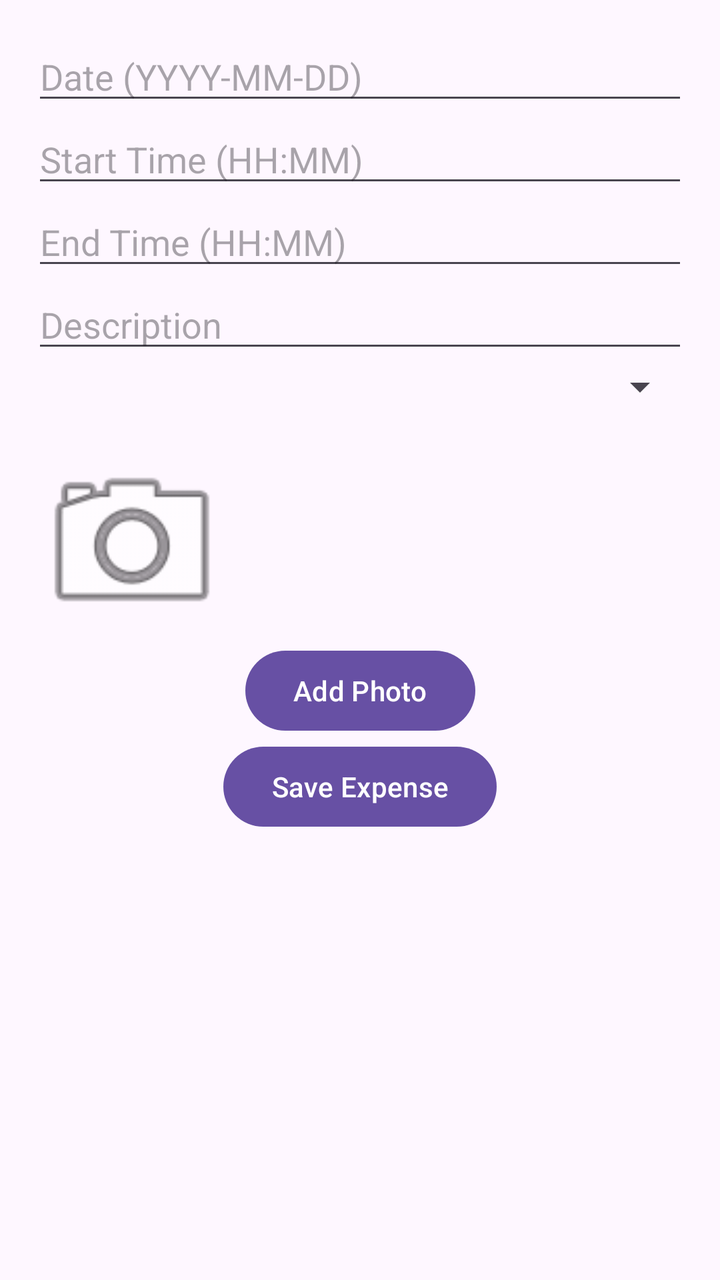
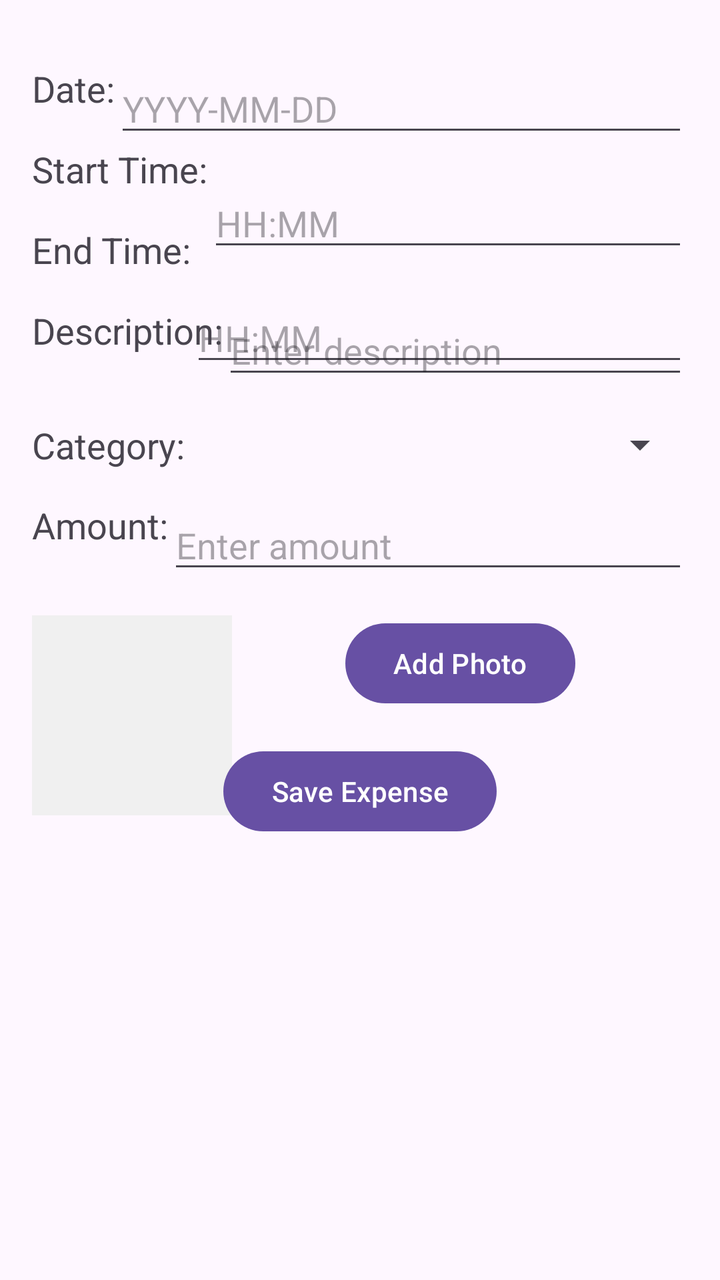

Two renders of the same Android screen: before a commit and after it. Below are the layout's source before the change and the commit's diff.
<!-- AndroidManifest.xml: application theme Theme.SmartSpend -->
<!-- res/layout/fragment_expense_entry.xml -->
<androidx.constraintlayout.widget.ConstraintLayout
    xmlns:android="http://schemas.android.com/apk/res/android"
    xmlns:app="http://schemas.android.com/apk/res-auto"
    android:layout_width="match_parent"
    android:layout_height="match_parent"
    android:padding="16dp">

    <EditText
        android:id="@+id/dateEditText"
        android:layout_width="0dp"
        android:layout_height="wrap_content"
        android:hint="Date (YYYY-MM-DD)"
        android:inputType="date"
        app:layout_constraintTop_toTopOf="parent"
        app:layout_constraintStart_toStartOf="parent"
        app:layout_constraintEnd_toEndOf="parent" />

    <EditText
        android:id="@+id/startTimeEditText"
        android:layout_width="0dp"
        android:layout_height="wrap_content"
        android:hint="Start Time (HH:MM)"
        android:inputType="time"
        app:layout_constraintTop_toBottomOf="@id/dateEditText"
        app:layout_constraintStart_toStartOf="parent"
        app:layout_constraintEnd_toEndOf="parent" />

    <EditText
        android:id="@+id/endTimeEditText"
        android:layout_width="0dp"
        android:layout_height="wrap_content"
        android:hint="End Time (HH:MM)"
        android:inputType="time"
        app:layout_constraintTop_toBottomOf="@id/startTimeEditText"
        app:layout_constraintStart_toStartOf="parent"
        app:layout_constraintEnd_toEndOf="parent" />

    <EditText
        android:id="@+id/descriptionEditText"
        android:layout_width="0dp"
        android:layout_height="wrap_content"
        android:hint="Description"
        android:inputType="textMultiLine"
        app:layout_constraintTop_toBottomOf="@id/endTimeEditText"
        app:layout_constraintStart_toStartOf="parent"
        app:layout_constraintEnd_toEndOf="parent" />

    <Spinner
        android:id="@+id/categorySpinner"
        android:layout_width="0dp"
        android:layout_height="wrap_content"
        app:layout_constraintTop_toBottomOf="@id/descriptionEditText"
        app:layout_constraintStart_toStartOf="parent"
        app:layout_constraintEnd_toEndOf="parent" />

    <ImageView
        android:id="@+id/photoImageView"
        android:layout_width="100dp"
        android:layout_height="100dp"
        android:src="@android:drawable/ic_menu_camera"
    app:layout_constraintTop_toBottomOf="@id/categorySpinner"
    app:layout_constraintStart_toStartOf="parent"
    android:layout_marginTop="16dp"/>

    <Button
        android:id="@+id/addPhotoButton"
        android:layout_width="wrap_content"
        android:layout_height="wrap_content"
        android:text="Add Photo"
        app:layout_constraintTop_toBottomOf="@id/photoImageView"
        app:layout_constraintStart_toStartOf="parent"
        app:layout_constraintEnd_toEndOf="parent" />

    <Button
        android:id="@+id/saveExpenseButton"
        android:layout_width="wrap_content"
        android:layout_height="wrap_content"
        android:text="Save Expense"
        app:layout_constraintTop_toBottomOf="@id/addPhotoButton"
        app:layout_constraintStart_toStartOf="parent"
        app:layout_constraintEnd_toEndOf="parent" />

</androidx.constraintlayout.widget.ConstraintLayout>
<!-- resources referenced by this layout -->
<resources>
  <style name="Theme.SmartSpend" parent="Base.Theme.SmartSpend" />
  <style name="Base.Theme.SmartSpend" parent="Theme.Material3.DayNight.NoActionBar">
          
          
      </style>
</resources>

<!-- the commit's change to res/layout/fragment_expense_entry.xml (unified diff, before → after) -->
@@ -1,3 +1,4 @@
+<?xml version="1.0" encoding="utf-8"?>
 <androidx.constraintlayout.widget.ConstraintLayout
     xmlns:android="http://schemas.android.com/apk/res/android"
     xmlns:app="http://schemas.android.com/apk/res-auto"
@@ -5,79 +6,158 @@
     android:layout_height="match_parent"
     android:padding="16dp">
 
+    <TextView
+        android:id="@+id/dateTextView"
+        android:layout_width="wrap_content"
+        android:layout_height="wrap_content"
+        android:text="Date:"
+        android:textSize="18sp"
+        app:layout_constraintTop_toTopOf="parent"
+        app:layout_constraintStart_toStartOf="parent"
+        android:layout_marginTop="16dp" />
+
     <EditText
         android:id="@+id/dateEditText"
         android:layout_width="0dp"
         android:layout_height="wrap_content"
-        android:hint="Date (YYYY-MM-DD)"
+        android:hint="YYYY-MM-DD"
         android:inputType="date"
         app:layout_constraintTop_toTopOf="parent"
+        app:layout_constraintStart_toEndOf="@+id/dateTextView"
+        app:layout_constraintEnd_toEndOf="parent"
+        android:layout_marginTop="16dp" />
+
+    <TextView
+        android:id="@+id/startTimeTextView"
+        android:layout_width="wrap_content"
+        android:layout_height="wrap_content"
+        android:text="Start Time:"
+        android:textSize="18sp"
+        app:layout_constraintTop_toBottomOf="@+id/dateTextView"
         app:layout_constraintStart_toStartOf="parent"
-        app:layout_constraintEnd_toEndOf="parent" />
+        android:layout_marginTop="16dp" />
 
     <EditText
         android:id="@+id/startTimeEditText"
         android:layout_width="0dp"
         android:layout_height="wrap_content"
-        android:hint="Start Time (HH:MM)"
+        android:hint="HH:MM"
         android:inputType="time"
-        app:layout_constraintTop_toBottomOf="@id/dateEditText"
+        app:layout_constraintTop_toBottomOf="@+id/dateEditText"
+        app:layout_constraintStart_toEndOf="@+id/startTimeTextView"
+        app:layout_constraintEnd_toEndOf="parent"
+        android:layout_marginTop="16dp" />
+
+    <TextView
+        android:id="@+id/endTimeTextView"
+        android:layout_width="wrap_content"
+        android:layout_height="wrap_content"
+        android:text="End Time:"
+        android:textSize="18sp"
+        app:layout_constraintTop_toBottomOf="@+id/startTimeTextView"
         app:layout_constraintStart_toStartOf="parent"
-        app:layout_constraintEnd_toEndOf="parent" />
+        android:layout_marginTop="16dp" />
 
     <EditText
         android:id="@+id/endTimeEditText"
         android:layout_width="0dp"
         android:layout_height="wrap_content"
-        android:hint="End Time (HH:MM)"
+        android:hint="HH:MM"
         android:inputType="time"
-        app:layout_constraintTop_toBottomOf="@id/startTimeEditText"
+        app:layout_constraintTop_toBottomOf="@+id/startTimeEditText"
+        app:layout_constraintStart_toEndOf="@+id/endTimeTextView"
+        app:layout_constraintEnd_toEndOf="parent"
+        android:layout_marginTop="16dp" />
+
+    <TextView
+        android:id="@+id/descriptionTextView"
+        android:layout_width="wrap_content"
+        android:layout_height="wrap_content"
+        android:text="Description:"
+        android:textSize="18sp"
+        app:layout_constraintTop_toBottomOf="@+id/endTimeTextView"
         app:layout_constraintStart_toStartOf="parent"
-        app:layout_constraintEnd_toEndOf="parent" />
+        android:layout_marginTop="16dp" />
 
     <EditText
         android:id="@+id/descriptionEditText"
         android:layout_width="0dp"
         android:layout_height="wrap_content"
-        android:hint="Description"
+        android:hint="Enter description"
         android:inputType="textMultiLine"
-        app:layout_constraintTop_toBottomOf="@id/endTimeEditText"
+        app:layout_constraintTop_toBottomOf="@+id/endTimeTextView"
+        app:layout_constraintStart_toEndOf="@+id/descriptionTextView"
+        app:layout_constraintEnd_toEndOf="parent"
+        android:layout_marginTop="16dp" />
+
+    <TextView
+        android:id="@+id/categoryTextView"
+        android:layout_width="wrap_content"
+        android:layout_height="wrap_content"
+        android:text="Category:"
+        android:textSize="18sp"
+        app:layout_constraintTop_toBottomOf="@+id/descriptionEditText"
         app:layout_constraintStart_toStartOf="parent"
-        app:layout_constraintEnd_toEndOf="parent" />
+        android:layout_marginTop="16dp" />
 
     <Spinner
         android:id="@+id/categorySpinner"
         android:layout_width="0dp"
         android:layout_height="wrap_content"
-        app:layout_constraintTop_toBottomOf="@id/descriptionEditText"
+        app:layout_constraintTop_toBottomOf="@+id/descriptionEditText"
+        app:layout_constraintStart_toEndOf="@+id/categoryTextView"
+        app:layout_constraintEnd_toEndOf="parent"
+        android:layout_marginTop="16dp" />
+
+    <TextView
+        android:id="@+id/amountTextView"
+        android:layout_width="wrap_content"
+        android:layout_height="wrap_content"
+        android:text="Amount:"
+        android:textSize="18sp"
+        app:layout_constraintTop_toBottomOf="@+id/categorySpinner"
         app:layout_constraintStart_toStartOf="parent"
-        app:layout_constraintEnd_toEndOf="parent" />
+        android:layout_marginTop="16dp" />
+
+    <EditText
+        android:id="@+id/amountEditText"
+        android:layout_width="0dp"
+        android:layout_height="wrap_content"
+        android:hint="Enter amount"
+        android:inputType="numberDecimal"
+        app:layout_constraintTop_toBottomOf="@+id/categorySpinner"
+        app:layout_constraintStart_toEndOf="@+id/amountTextView"
+        app:layout_constraintEnd_toEndOf="parent"
+        android:layout_marginTop="16dp" />
 
     <ImageView
         android:id="@+id/photoImageView"
         android:layout_width="100dp"
         android:layout_height="100dp"
-        android:src="@android:drawable/ic_menu_camera"
-    app:layout_constraintTop_toBottomOf="@id/categorySpinner"
-    app:layout_constraintStart_toStartOf="parent"
-    android:layout_marginTop="16dp"/>
+        android:scaleType="centerCrop"
+        app:layout_constraintTop_toBottomOf="@+id/amountEditText"
+        app:layout_constraintStart_toStartOf="parent"
+        android:layout_marginTop="16dp"
+        android:background="#f0f0f0" />
 
     <Button
         android:id="@+id/addPhotoButton"
         android:layout_width="wrap_content"
         android:layout_height="wrap_content"
         android:text="Add Photo"
-        app:layout_constraintTop_toBottomOf="@id/photoImageView"
-        app:layout_constraintStart_toStartOf="parent"
-        app:layout_constraintEnd_toEndOf="parent" />
+        app:layout_constraintTop_toBottomOf="@+id/amountEditText"
+        app:layout_constraintStart_toEndOf="@+id/photoImageView"
+        app:layout_constraintEnd_toEndOf="parent"
+        android:layout_marginTop="16dp" />
 
     <Button
         android:id="@+id/saveExpenseButton"
         android:layout_width="wrap_content"
         android:layout_height="wrap_content"
         android:text="Save Expense"
-        app:layout_constraintTop_toBottomOf="@id/addPhotoButton"
+        app:layout_constraintTop_toBottomOf="@+id/addPhotoButton"
         app:layout_constraintStart_toStartOf="parent"
-        app:layout_constraintEnd_toEndOf="parent" />
+        app:layout_constraintEnd_toEndOf="parent"
+        android:layout_marginTop="16dp" />
 
 </androidx.constraintlayout.widget.ConstraintLayout>
